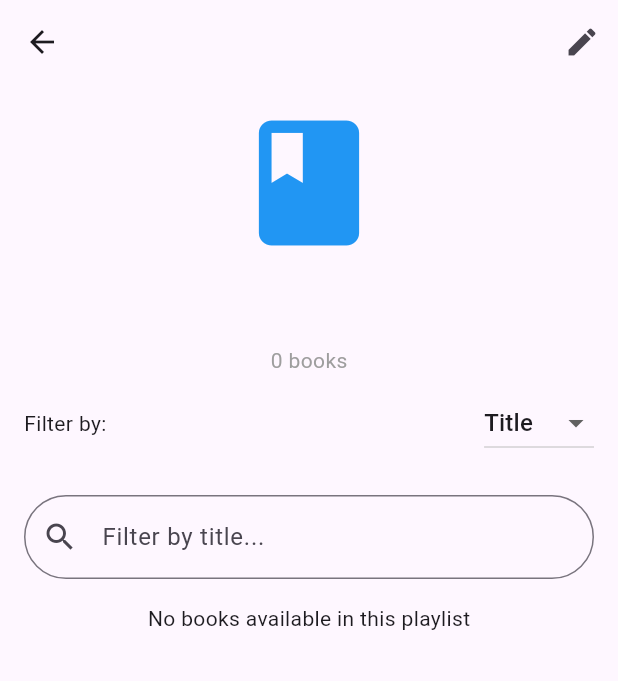
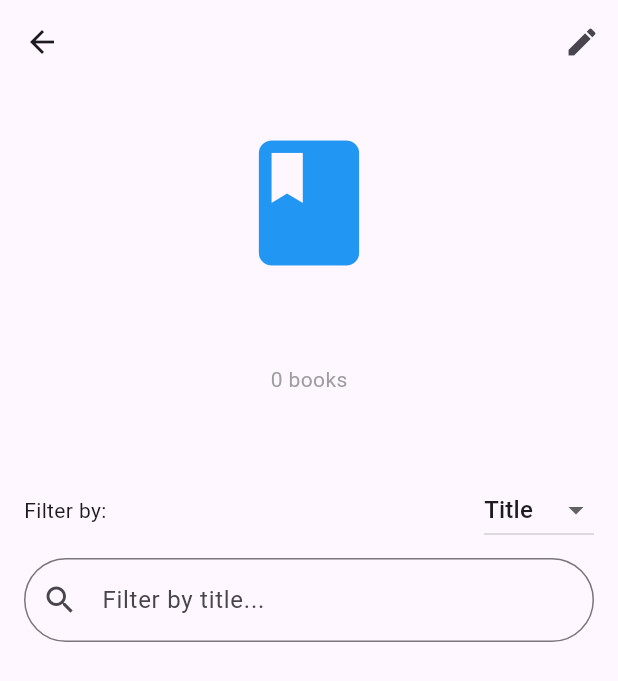
Before and after one commit to diogoguerra03/bookstore, a Flutter app: the PlaylistDetailPage screen opened directly with empty values, on a phone screen of 412 x 824 dp. Shown: the top 681 px of the screen. Run offline on Flutter 3.47's test engine with Material 3 defaults, Android fonts, the phone set to English and light mode, and no system bars; our stand-ins replace connectivity_plus, firebase_auth, firebase_core, firebase_database, firebase_storage, image_picker and 2 more; accounts and stored records are empty.

Commit message:
style: playlist details

```diff
--- a/lib/screens/playlist_detail_page.dart
+++ b/lib/screens/playlist_detail_page.dart
@@ -7,7 +7,7 @@ import 'book_detail_page.dart'; // Importe a página de detalhes do livro
 import '../models/book_model.dart'; // Importe o modelo de livro
 
 class PlaylistDetailPage extends StatefulWidget {
-  final String playlistId; // Agora recebemos o ID da playlist
+  final String playlistId;
   final String playlistName;
   final String? imageUrl;
 
@@ -143,19 +143,52 @@ class PlaylistDetailPageState extends State<PlaylistDetailPage> {
   @override
   Widget build(BuildContext context) {
     return Scaffold(
-      appBar: AppBar(
-        title:
-            Text(playlistName.isNotEmpty ? playlistName : widget.playlistName),
+      body: NotificationListener<ScrollNotification>(
+        onNotification: (ScrollNotification scrollInfo) {
+          return false;
+        },
+        child: CustomScrollView(
+          slivers: [
+            SliverAppBar(
+              expandedHeight:
+                  300.0, // Mantém o tamanho da imagem e da área superior
+              pinned: true,
+              flexibleSpace: FlexibleSpaceBar(
+                background: Column(
+                  children: [
+                    const SizedBox(height: 85),
+                    // Imagem da playlist
+                    playlistImageUrl != null
+                        ? Image.network(
+                            playlistImageUrl!,
+                            height: 150, // Mantém a altura da imagem
+                            width: 150,
+                            fit: BoxFit.cover,
+                          )
+                        : const Icon(Icons.book, size: 100, color: Colors.blue),
+                    const SizedBox(height: 16),
+                    // Nome da playlist
+                    Text(
+                        playlistName.isNotEmpty
+                            ? playlistName
+                            : widget.playlistName,
+                        style: const TextStyle(
+                            fontSize: 24, fontWeight: FontWeight.bold)),
+                    const SizedBox(height: 8),
+                    Text('${filteredBooks.length} books',
+                        style: const TextStyle(color: Colors.grey)),
+                  ],
+                ),
+              ),
               actions: [
                 IconButton(
                   icon: const Icon(Icons.edit),
                   onPressed: () {
-              // Função para editar playlist
                     Navigator.push(
                       context,
                       MaterialPageRoute(
                         builder: (context) => EditPlaylistPage(
-                    playlistId: widget.playlistId, // Agora passamos o ID
+                          playlistId: widget.playlistId,
                           playlistName: playlistName.isNotEmpty
                               ? playlistName
                               : widget.playlistName,
@@ -167,102 +200,75 @@ class PlaylistDetailPageState extends State<PlaylistDetailPage> {
                 ),
               ],
             ),
-      body: Padding(
+            SliverToBoxAdapter(
+              child: Padding(
                 padding: const EdgeInsets.all(16.0),
                 child: Column(
                   children: [
-            // Imagem e informações da playlist
-            playlistImageUrl != null
-                ? Image.network(playlistImageUrl!,
-                    height: 150, width: 150, fit: BoxFit.cover)
-                : const Icon(Icons.book, size: 100, color: Colors.blue),
-            const SizedBox(height: 16),
-            Text(playlistName.isNotEmpty ? playlistName : widget.playlistName,
-                style:
-                    const TextStyle(fontSize: 24, fontWeight: FontWeight.bold)),
-            const SizedBox(height: 8),
-            Text('${filteredBooks.length} books',
-                style: const TextStyle(color: Colors.grey)),
-
                     // Dropdown para escolher entre título ou autor
-            Padding(
-              padding: const EdgeInsets.symmetric(vertical: 8.0),
-              child: Row(
+                    Row(
                       mainAxisAlignment: MainAxisAlignment.spaceBetween,
                       children: [
                         const Text("Filter by: "),
                         DropdownButton<String>(
                           value: filterBy,
                           items: const [
-                      DropdownMenuItem(value: 'title', child: Text('Title')),
-                      DropdownMenuItem(value: 'author', child: Text('Author')),
+                            DropdownMenuItem(
+                                value: 'title', child: Text('Title')),
+                            DropdownMenuItem(
+                                value: 'author', child: Text('Author')),
                           ],
                           onChanged: (value) {
                             setState(() {
                               filterBy = value!;
-                        _filterBooks(); // Atualiza o filtro ao mudar o critério
+                              _filterBooks();
                             });
                           },
                         ),
                       ],
                     ),
-            ),
-
+                    const SizedBox(height: 8),
                     // Barra de pesquisa
-            Padding(
-              padding: const EdgeInsets.symmetric(vertical: 16.0),
-              child: TextField(
+                    TextField(
                       controller: TextEditingController(text: searchTerm),
                       decoration: InputDecoration(
                         hintText: 'Filter by $filterBy...',
                         border: OutlineInputBorder(
                           borderRadius: BorderRadius.circular(30),
                         ),
-                  // Lupa à esquerda
                         prefixIcon: const Icon(Icons.search),
-                  // "X" à direita
                         suffixIcon: searchTerm.isNotEmpty
                             ? IconButton(
                                 icon: const Icon(Icons.clear),
                                 onPressed: () {
                                   setState(() {
                                     searchTerm = '';
-                              _filterBooks(); // Limpa a pesquisa e atualiza a lista
+                                    _filterBooks();
                                   });
                                 },
                               )
-                      : null, // Não mostra o "X" se o campo estiver vazio
+                            : null,
                       ),
                       onChanged: _onSearchChanged,
                     ),
+                  ],
                 ),
-
-            // Verifica se há livros na playlist
-            if (books.isEmpty)
-              const Center(child: Text("No books available in this playlist")),
-            // Verifica se o filtro resultou em livros
-            if (filteredBooks.isEmpty && books.isNotEmpty)
-              const Center(child: Text("No books found matching your search")),
-
-            // Lista de livros
-            if (filteredBooks.isNotEmpty)
-              Expanded(
-                child: ListView.builder(
-                  itemCount: filteredBooks.length,
-                  itemBuilder: (context, index) {
+              ),
+            ),
+            SliverList(
+              delegate: SliverChildBuilderDelegate(
+                (context, index) {
                   final book = filteredBooks[index];
                   return ListTile(
                     leading: book.coverUrl.isNotEmpty
                         ? Image.network(book.coverUrl,
                             width: 50, height: 50, fit: BoxFit.contain)
-                          : const Icon(Icons.book,
-                              size: 50, color: Colors.blue),
+                        : const Icon(Icons.book, size: 50, color: Colors.blue),
                     title: Text(book.title),
                     subtitle: Text(book.authors.isNotEmpty
                         ? book.authors.join(', ')
                         : 'Unknown Author'),
                     onTap: () {
-                        // Abre a página de detalhes do livro
                       Navigator.push(
                         context,
                         MaterialPageRoute(
@@ -272,6 +278,7 @@ class PlaylistDetailPageState extends State<PlaylistDetailPage> {
                     },
                   );
                 },
+                childCount: filteredBooks.length,
               ),
             ),
           ],
--- a/pubspec.yaml
+++ b/pubspec.yaml
@@ -24,6 +24,7 @@ dependencies:
   connectivity_plus: ^6.0.5
   cloud_firestore: ^5.4.4
   path_provider: ^2.1.4
+  firebase_app_check: ^0.3.1+3
 
 dev_dependencies:
   flutter_test:
```
Also changed, not shown: pubspec.lock, 1 other file. Lines whose indentation alone changed are shown as unchanged.
